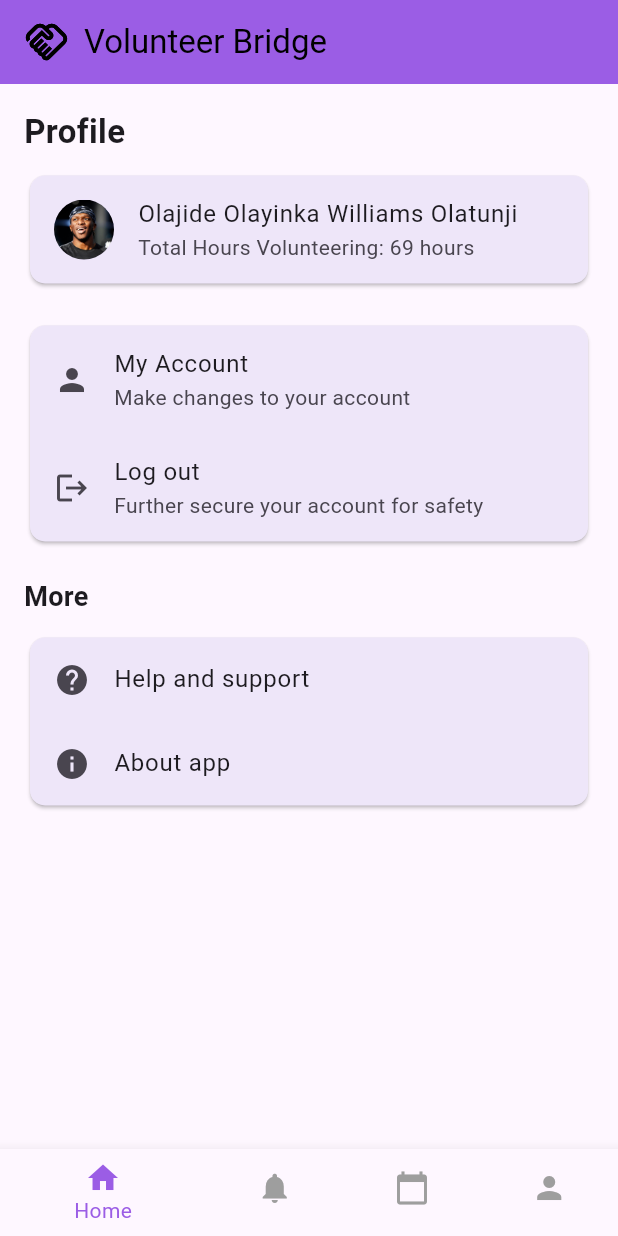
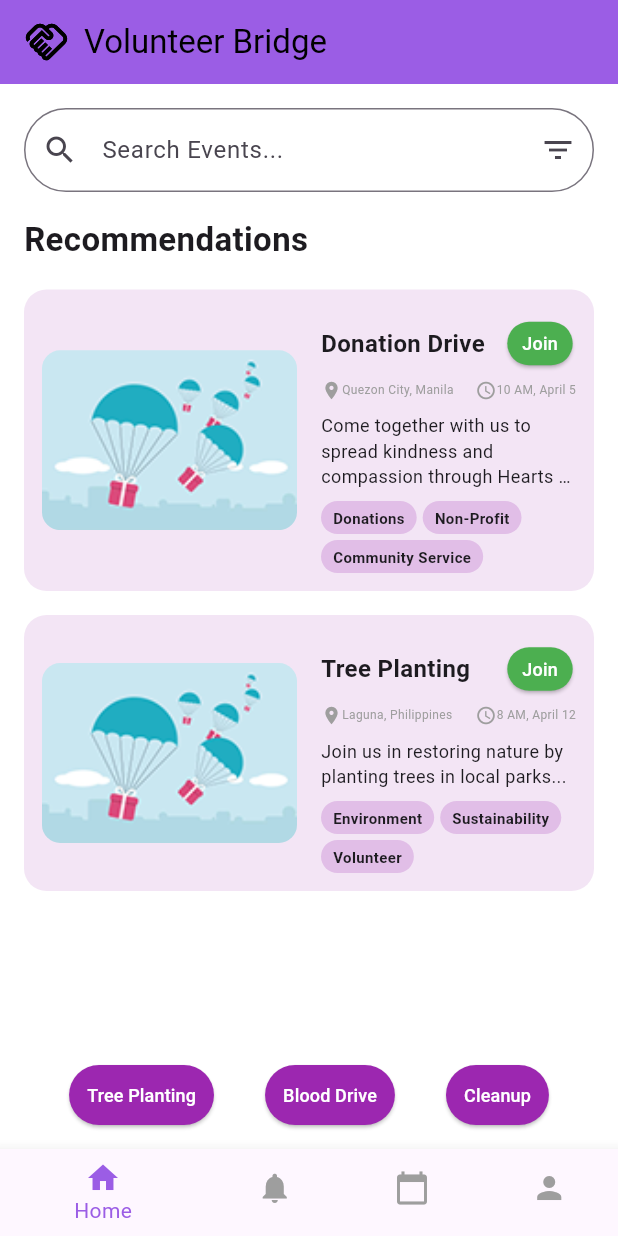
Before and after one commit to RenamedUser567/ITEC-303_Volunteer_Bridge, a Flutter app: the screen it shows after launch, on a phone screen of 412 x 824 dp. Run offline on Flutter 3.47's test engine with Material 3 defaults, Android fonts, the phone set to English and light mode, and no system bars; our stand-ins replace flutter_svg.

Commit message:
Navbar,Home,Notif

```diff
--- /dev/null
+++ b/volunteer_bridge/lib/home.dart
@@ -0,0 +1,245 @@
+import 'package:flutter/material.dart';
+
+class HomePage extends StatelessWidget {
+  const HomePage({super.key});
+
+  @override
+  Widget build(BuildContext context) {
+    return Scaffold(
+      backgroundColor: Colors.white,
+      body: Column(
+        children: [
+          const Padding(
+            padding: EdgeInsets.all(16.0),
+            child: SearchBar(),
+          ),
+
+          const Expanded(
+            child: SingleChildScrollView(
+              padding: EdgeInsets.symmetric(horizontal: 16),
+              child: Column(
+                crossAxisAlignment: CrossAxisAlignment.start,
+                children: [
+                  Text(
+                    'Recommendations',
+                    style: TextStyle(fontSize: 22, fontWeight: FontWeight.bold),
+                  ),
+                  SizedBox(height: 10),
+
+                  EventCard(
+                    imageUrl: 'assets/ImageFrame.png',
+                    title: 'Donation Drive',
+                    location: 'Quezon City, Manila',
+                    time: '10 AM, April 5',
+                    description: 'Come together with us to spread kindness and compassion through Hearts United...',
+                    tags: ['Donations', 'Non-Profit', 'Community Service'],
+                  ),
+
+                  EventCard(
+                    imageUrl: 'assets/ImageFrame.png',
+                    title: 'Tree Planting',
+                    location: 'Laguna, Philippines',
+                    time: '8 AM, April 12',
+                    description: 'Join us in restoring nature by planting trees in local parks...',
+                    tags: ['Environment', 'Sustainability', 'Volunteer'],
+                  ),
+
+                  SizedBox(height: 20),
+                ],
+              ),
+            ),
+          ),
+
+
+          Container(
+            padding: const EdgeInsets.all(12),
+            color: Colors.white,
+            child: const Row(
+              mainAxisAlignment: MainAxisAlignment.spaceEvenly,
+              children:  [
+                CategoryButton(label: 'Tree Planting'),
+                CategoryButton(label: 'Blood Drive'),
+                CategoryButton(label: 'Cleanup'),
+              ],
+            ),
+          ),
+        ],
+      ),
+    );
+  }
+}
+
+class SearchBar extends StatelessWidget {
+  const SearchBar({super.key});
+
+  @override
+  Widget build(BuildContext context) {
+    return TextField(
+      decoration: InputDecoration(
+        hintText: 'Search Events...',
+        prefixIcon: const Icon(Icons.search),
+        suffixIcon: const Icon(Icons.filter_list),
+        border: OutlineInputBorder(
+          borderRadius: BorderRadius.circular(30.0),
+        ),
+      ),
+    );
+  }
+}
+
+class EventCard extends StatelessWidget {
+  final String title;
+  final String location;
+  final String time;
+  final String description;
+  final List<String> tags;
+  final String imageUrl;
+
+  const EventCard({
+    super.key,
+    required this.title,
+    required this.location,
+    required this.time,
+    required this.description,
+    required this.tags,
+    required this.imageUrl,
+  });
+
+  @override
+  Widget build(BuildContext context) {
+    return Container(
+      decoration: BoxDecoration(
+        color: Colors.purple[50],
+        borderRadius: BorderRadius.circular(15),
+      ),
+      margin: const EdgeInsets.symmetric(vertical: 8),
+      padding: const EdgeInsets.all(12),
+      child: Row(
+        crossAxisAlignment: CrossAxisAlignment.center,
+        children: [
+
+          Expanded(
+            flex: 1,
+            child: ClipRRect(
+              borderRadius: BorderRadius.circular(12),
+              child: Image.asset(
+                imageUrl,
+
+                fit: BoxFit.cover,
+                errorBuilder: (context, error, stackTrace) => Container(
+                  width: 120,
+                  height: 100,
+                  color: Colors.grey[300],
+                  child: const Icon(Icons.image, size: 40, color: Colors.grey),
+                ),
+              ),
+            ),
+          ),
+          const SizedBox(width: 16),
+
+
+          Expanded(
+            child: Column(
+              crossAxisAlignment: CrossAxisAlignment.start,
+              mainAxisSize: MainAxisSize.min,
+              children: [
+
+                Row(
+                  children: [
+                    Expanded(
+                      child: Text(
+                        title,
+                        style: const TextStyle(fontSize: 16, fontWeight: FontWeight.bold),
+                        overflow: TextOverflow.ellipsis,
+                      ),
+                    ),
+
+                    ElevatedButton(
+                      onPressed: () {},
+                      style: ElevatedButton.styleFrom(
+                        backgroundColor: Colors.green,
+                        foregroundColor: Colors.white,
+                        shape: RoundedRectangleBorder(
+                          borderRadius: BorderRadius.circular(20),
+                        ),
+                        padding: const EdgeInsets.symmetric(horizontal: 10, vertical: 6),
+                        minimumSize: Size.zero,
+                      ),
+                      child: const Text('Join', style: TextStyle(fontSize: 12)),
+                    ),
+                  ],
+                ),
+
+                Row(
+                  children: [
+                    const Icon(Icons.location_on, size: 14, color: Colors.grey),
+                    Expanded(
+                      child: Text(
+                        location,
+                        style: const TextStyle(fontSize: 8, color: Colors.grey),
+                        overflow: TextOverflow.ellipsis,
+                      ),
+                    ),
+                    const SizedBox(width: 10),
+                    const Icon(Icons.access_time, size: 14, color: Colors.grey),
+                    Text(time, style: const TextStyle(fontSize: 8, color: Colors.grey)),
+                  ],
+                ),
+
+                const SizedBox(height: 8),
+
+
+                Text(
+                  description,
+                  maxLines: 3,
+                  overflow: TextOverflow.ellipsis,
+                  style: const TextStyle(fontSize: 12),
+                ),
+
+                const SizedBox(height: 8),
+
+
+                Wrap(
+                  spacing: 4,
+                  runSpacing: 4,
+                  children: tags
+                      .map((tag) => Container(
+                            padding: const EdgeInsets.symmetric(horizontal: 8, vertical: 4),
+                            decoration: BoxDecoration(
+                              color: Colors.purple[100],
+                              borderRadius: BorderRadius.circular(20),
+                            ),
+                            child: Text(
+                              tag,
+                              style: const TextStyle(fontSize: 10, fontWeight: FontWeight.bold),
+                            ),
+                          ))
+                      .toList(),
+                ),
+              ],
+            ),
+          ),
+        ],
+      ),
+    );
+  }
+}
+
+class CategoryButton extends StatelessWidget {
+  final String label;
+
+  const CategoryButton({super.key, required this.label});
+
+  @override
+  Widget build(BuildContext context) {
+    return ElevatedButton(
+      onPressed: () {},
+      style: ElevatedButton.styleFrom(
+        backgroundColor: Colors.purple,
+        shape: RoundedRectangleBorder(borderRadius: BorderRadius.circular(30)),
+        padding: const EdgeInsets.symmetric(horizontal: 12, vertical: 10),
+      ),
+      child: Text(label, style: const TextStyle(color: Colors.white, fontSize: 12)),
+    );
+  }
+}
--- a/volunteer_bridge/lib/main.dart
+++ b/volunteer_bridge/lib/main.dart
@@ -1,5 +1,9 @@
 import 'package:flutter/material.dart';
 import 'package:flutter_svg/flutter_svg.dart';
+import 'package:volunteer_bridge/notifications.dart';
+import 'package:volunteer_bridge/home.dart';
+import 'package:volunteer_bridge/profile.dart';
+import 'package:volunteer_bridge/activities.dart';
 
 void main() {
   runApp(const MyApp());
@@ -16,14 +20,26 @@ class MyApp extends StatelessWidget {
       theme: ThemeData(
         primaryColor: const Color.fromRGBO(155, 93, 229, 1),
       ),
-      home: const ProfilePage(),
+      home: const MainPage(),
     );
   }
 }
 
-class ProfilePage extends StatelessWidget {
-  const ProfilePage({super.key});
+class MainPage extends StatefulWidget {
+  const MainPage({super.key});
 
+  @override
+  State<MainPage> createState() => _MainPageState();
+}
+
+class _MainPageState extends State<MainPage> {
+  int myIndex = 0;
+  List<Widget> pageList = [
+    const HomePage(),
+    NotificationsPage(),
+    const ActivitiesPage(),
+    const ProfilePage(),
+  ];
   @override
   Widget build(BuildContext context) {
     return Scaffold(
@@ -38,85 +54,38 @@ class ProfilePage extends StatelessWidget {
           ],
         ),
       ),
-      body: Padding(
-        padding: const EdgeInsets.all(16.0),
-        child: Column(
-          crossAxisAlignment: CrossAxisAlignment.start,
-          children: [
-            const Text('Profile',
-                style: TextStyle(fontSize: 22, fontWeight: FontWeight.bold)),
-            const SizedBox(height: 10),
-            Card(
-              color: const Color.fromRGBO(238, 230, 249, 1),
-              shape: RoundedRectangleBorder(
-                  borderRadius: BorderRadius.circular(10)),
-              child: const ListTile(
-                leading: CircleAvatar(
-                  backgroundImage: AssetImage('assets/ksi.jpg'),
-                ),
-                title: Text('Olajide Olayinka Williams Olatunji'),
-                subtitle: Text('Total Hours Volunteering: 69 hours'),
-              ),
-            ),
-            const SizedBox(height: 20),
-            Card(
-              color: const Color.fromRGBO(238, 230, 249, 1),
-              shape: RoundedRectangleBorder(
-                  borderRadius: BorderRadius.circular(10)),
-              child: Column(
-                children: [
-                  ListTile(
-                    leading: const Icon(Icons.person),
-                    title: const Text('My Account'),
-                    subtitle: const Text('Make changes to your account'),
-                    onTap: () {},
-                  ),
-                  ListTile(
-                    leading: const Icon(Icons.logout),
-                    title: const Text('Log out'),
-                    subtitle:
-                        const Text('Further secure your account for safety'),
-                    onTap: () {},
-                  ),
-                ],
-              ),
-            ),
-            const SizedBox(height: 20),
-            const Text('More',
-                style: TextStyle(fontSize: 18, fontWeight: FontWeight.bold)),
-            const SizedBox(height: 10),
-            Card(
-              color: const Color.fromRGBO(238, 230, 249, 1),
-              shape: RoundedRectangleBorder(
-                  borderRadius: BorderRadius.circular(10)),
-              child: Column(
-                children: [
-                  ListTile(
-                    leading: const Icon(Icons.help),
-                    title: const Text('Help and support'),
-                    onTap: () {},
-                  ),
-                  ListTile(
-                    leading: const Icon(Icons.info),
-                    title: const Text('About app'),
-                    onTap: () {},
-                  ),
-                ],
-              ),
-            ),
-          ],
-        ),
+
+      body: Center(
+        child: pageList[myIndex],
       ),
+
       bottomNavigationBar: BottomNavigationBar(
+        onTap: (index) {
+          setState(() {
+            myIndex = index;
+          });
+        },
+
+        currentIndex: myIndex,
         selectedItemColor: const Color.fromRGBO(155, 93, 229, 1),
         unselectedItemColor: Colors.grey,
         items: const [
-          BottomNavigationBarItem(icon: Icon(Icons.home), label: 'Home'),
           BottomNavigationBarItem(
-              icon: Icon(Icons.notifications), label: 'Notifications'),
+            icon: Icon(Icons.home),
+            label: 'Home'
+          ),
           BottomNavigationBarItem(
-              icon: Icon(Icons.calendar_today), label: 'Activities'),
-          BottomNavigationBarItem(icon: Icon(Icons.person), label: 'Profile'),
+            icon: Icon(Icons.notifications),
+            label: 'Notifications'
+          ),
+          BottomNavigationBarItem(
+            icon: Icon(Icons.calendar_today),
+            label: 'Activities'
+          ),
+          BottomNavigationBarItem(
+            icon: Icon(Icons.person),
+            label: 'Profile'
+          ),
         ],
       ),
     );
--- a/volunteer_bridge/pubspec.yaml
+++ b/volunteer_bridge/pubspec.yaml
@@ -63,6 +63,7 @@ flutter:
   assets:
       - assets/Handshake.svg
       - assets/ksi.jpg
+      - assets/ImageFrame.png
 
   # An image asset can refer to one or more resolution-specific "variants", see
   # https://flutter.dev/to/resolution-aware-images
```
Also changed, not shown: volunteer_bridge/lib/activities.dart (added, +13 -0 lines), volunteer_bridge/lib/notifications.dart (added, +79 -0 lines), volunteer_bridge/lib/profile.dart (added, +83 -0 lines), volunteer_bridge/assets/ImageFrame.png (added).
